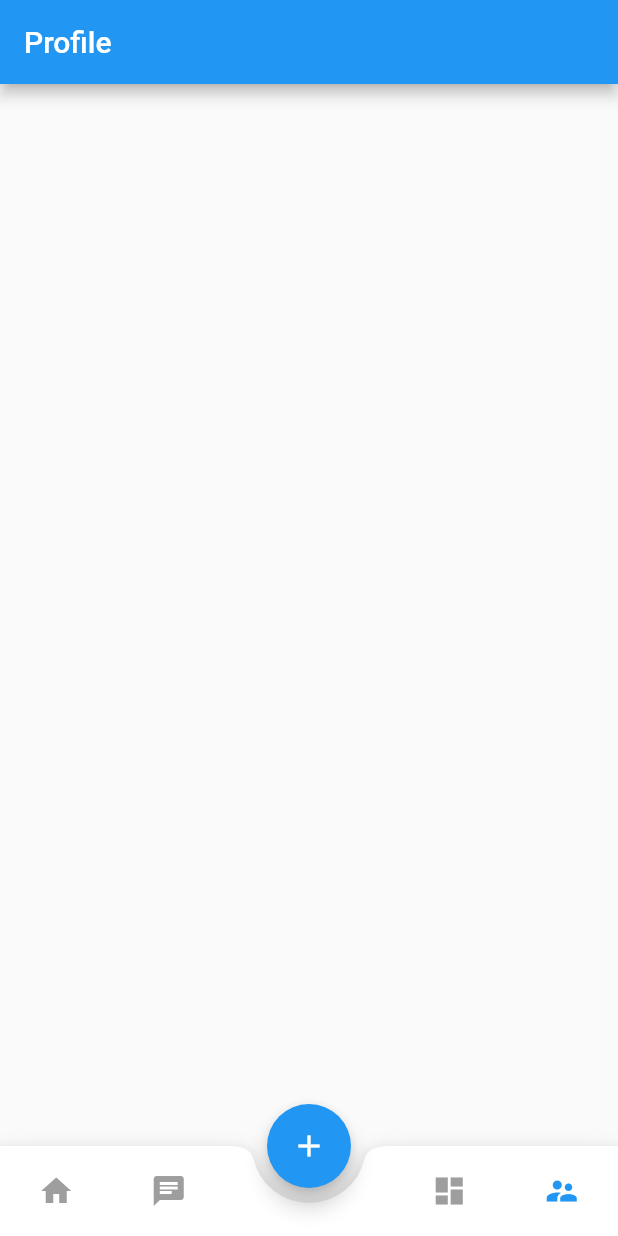
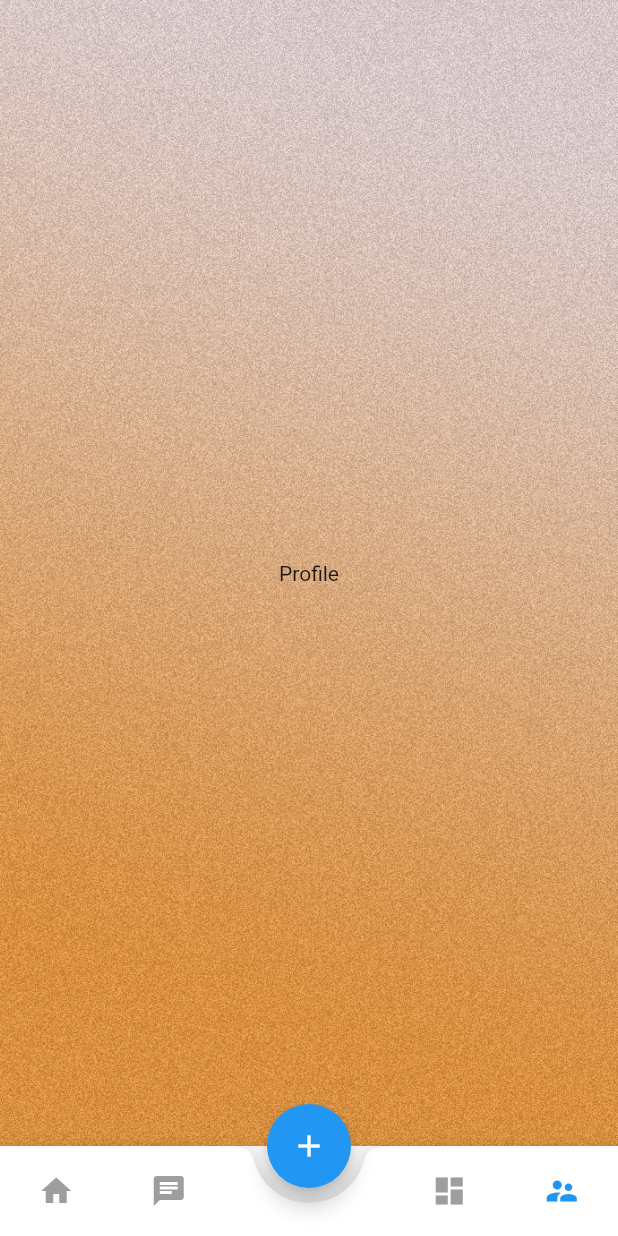
Before and after one commit to chmoore889/Hack-CEWIT-App, a Flutter app: the screen it shows after launch, item 2 of the bottom bar chosen, after a tap on the "supervisor account" icon, on a phone screen of 412 x 824 dp. Run offline on Flutter 3.47's test engine with Material 2 defaults, Android fonts, the phone set to English and light mode, and no system bars; our stand-ins replace flare_flutter; missing offline and left inert: flutter_picker.

Commit message:
More pages

```diff
--- a/lib/pages/character.dart
+++ b/lib/pages/character.dart
@@ -8,10 +8,8 @@ class Character extends StatefulWidget {
 class _DashboardState extends State<Character> {
   @override
   Widget build(BuildContext context) {
-    return Scaffold(
-      appBar: AppBar(
-        title: Text('Character'),
-      ),
+    return Center(
+      child: Text('Character')
     );
   }
 }
--- a/lib/pages/profile.dart
+++ b/lib/pages/profile.dart
@@ -8,10 +8,8 @@ class Profile extends StatefulWidget {
 class _DashboardState extends State<Profile> {
   @override
   Widget build(BuildContext context) {
-    return Scaffold(
-      appBar: AppBar(
-        title: Text('Profile'),
-      ),
+    return Center(
+      child: Text('Profile')
     );
   }
 }
```
